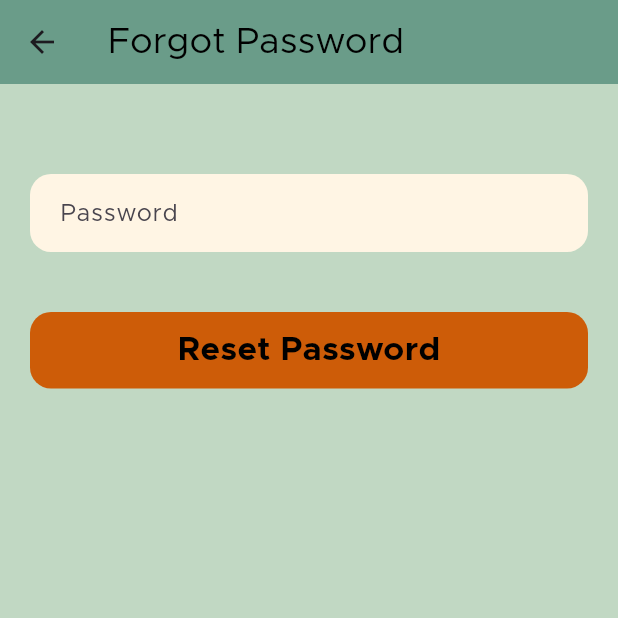
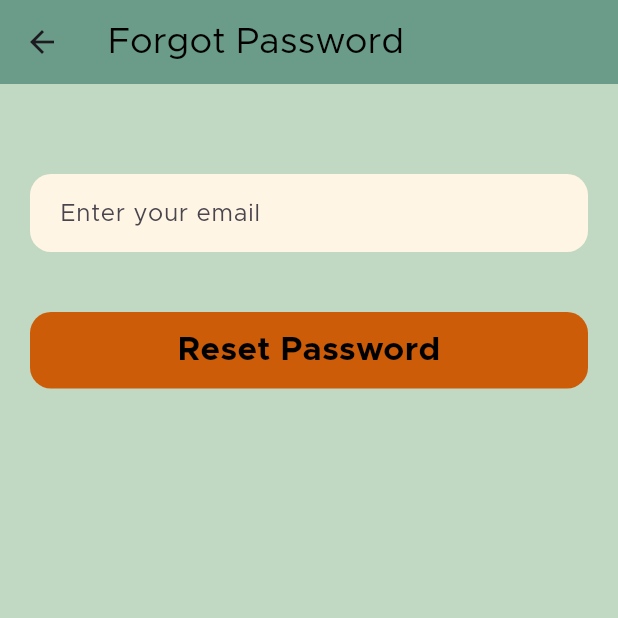
Before and after one commit to ryder2003/NightBiteLatest, a Flutter app: the Forgotpassword screen opened directly, on a phone screen of 412 x 824 dp, the top half of it. Run offline on Flutter 3.47's test engine with Material 3 defaults, Android fonts, the phone set to English and light mode, and no system bars; drawn by our look-alikes of flutter_easyloading; our stand-ins replace cloud_firestore, firebase_auth, firebase_core, firebase_storage, flutter_rating_bar, flutter_svg and 8 more; missing offline and left inert: custom_map_markers; accounts and stored records are empty.

Commit message:
forgot password done

```diff
--- a/lib/view/login/forgotPassword.dart
+++ b/lib/view/login/forgotPassword.dart
@@ -37,7 +37,7 @@ class _ForgotpasswordState extends State<Forgotpassword> {
                   return null;
                 },
                 controller: emailController,
-                decoration: const InputDecoration(border: InputBorder.none, hintText: "Password"),
+                decoration: const InputDecoration(border: InputBorder.none, hintText: "Enter your email"),
               ),
             ),
             const SizedBox(height: 40,),
--- a/lib/view/menu/menu_view.dart
+++ b/lib/view/menu/menu_view.dart
@@ -67,7 +67,7 @@ class _MenuViewState extends State<MenuView> {
               color: TColor.primary,
               borderRadius: const BorderRadius.only(
                   topRight: Radius.circular(35),
-                  bottomRight: Radius.circular(34)),
+                  bottomRight: Radius.circular(35)),
             ),
           ),
           SingleChildScrollView(
```
